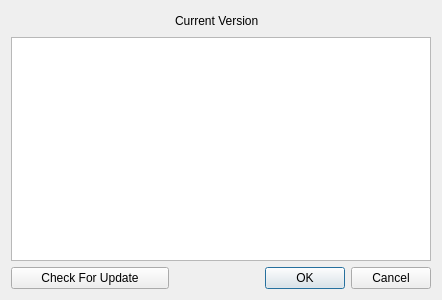
Above: CAMan/about_dlg.ui from jykim74/CertMan before the change. Below: the same form after it.
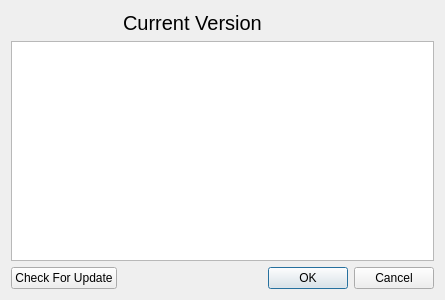
That is the form after the change.

```diff
--- a/CAMan/about_dlg.ui
+++ b/CAMan/about_dlg.ui
@@ -14,34 +14,43 @@
    <string>About CAMan</string>
   </property>
   <layout class="QGridLayout" name="gridLayout">
-   <item row="2" column="0">
-    <widget class="QPushButton" name="mCheckUpdateBtn">
-     <property name="text">
-      <string>Check For Update</string>
-     </property>
-    </widget>
-   </item>
-   <item row="0" column="0">
-    <spacer name="horizontalSpacer">
+   <item row="2" column="2">
+    <widget class="QDialogButtonBox" name="buttonBox">
      <property name="orientation">
       <enum>Qt::Horizontal</enum>
      </property>
-     <property name="sizeHint" stdset="0">
-      <size>
-       <width>40</width>
-       <height>20</height>
-      </size>
+     <property name="standardButtons">
+      <set>QDialogButtonBox::Cancel|QDialogButtonBox::Ok</set>
      </property>
-    </spacer>
+    </widget>
    </item>
    <item row="0" column="1">
     <widget class="QLabel" name="mVersionLabel">
+     <property name="font">
+      <font>
+       <family>Arial</family>
+       <pointsize>15</pointsize>
+      </font>
+     </property>
      <property name="text">
       <string>Current Version</string>
      </property>
     </widget>
    </item>
    <item row="0" column="2">
+    <spacer name="horizontalSpacer">
+     <property name="orientation">
+      <enum>Qt::Horizontal</enum>
+     </property>
+     <property name="sizeHint" stdset="0">
+      <size>
+       <width>40</width>
+       <height>20</height>
+      </size>
+     </property>
+    </spacer>
+   </item>
+   <item row="0" column="0">
     <spacer name="horizontalSpacer_2">
      <property name="orientation">
       <enum>Qt::Horizontal</enum>
@@ -57,13 +66,10 @@
    <item row="1" column="0" colspan="3">
     <widget class="QTextBrowser" name="mAboutText"/>
    </item>
-   <item row="2" column="2">
-    <widget class="QDialogButtonBox" name="buttonBox">
-     <property name="orientation">
-      <enum>Qt::Horizontal</enum>
-     </property>
-     <property name="standardButtons">
-      <set>QDialogButtonBox::Cancel|QDialogButtonBox::Ok</set>
+   <item row="2" column="0">
+    <widget class="QPushButton" name="mCheckUpdateBtn">
+     <property name="text">
+      <string>Check For Update</string>
      </property>
     </widget>
    </item>
```
